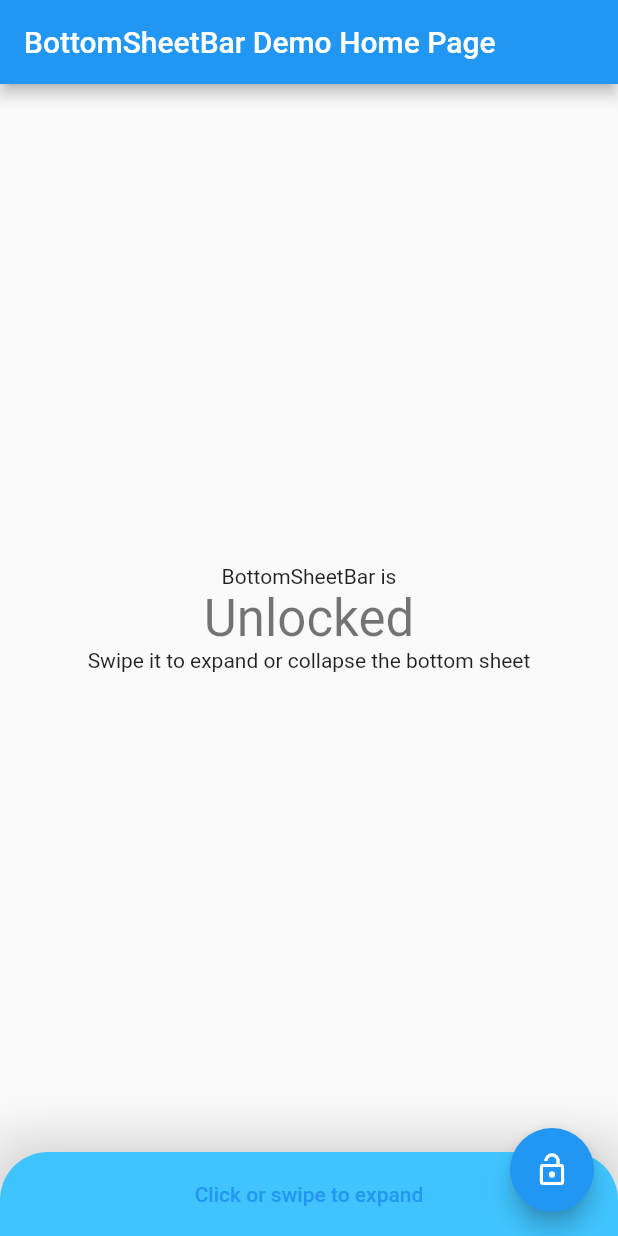
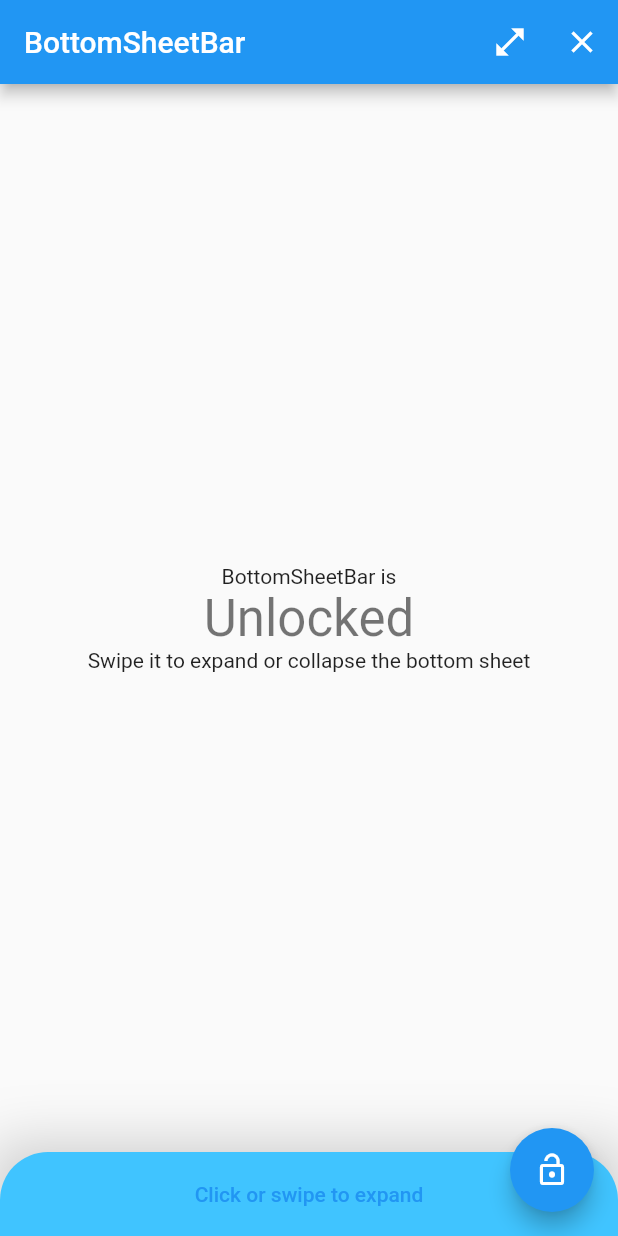
Before and after one commit to mhrst/bottom_sheet_bar, a Flutter app: the screen it shows after launch, on a phone screen of 412 x 824 dp. Run offline on Flutter 3.47's test engine with Material 2 defaults, Android fonts, the phone set to English and light mode, and no system bars; missing offline and left inert: measure_size.

Commit message:
Merge stashed changes

```diff
--- a/example/lib/main.dart
+++ b/example/lib/main.dart
@@ -26,7 +26,7 @@ class ExampleApp extends StatelessWidget {
         primarySwatch: Colors.blue,
         visualDensity: VisualDensity.adaptivePlatformDensity,
       ),
-      home: const BottomSheetBarPage(title: 'BottomSheetBar Demo Home Page'),
+      home: const BottomSheetBarPage(title: 'BottomSheetBar'),
     );
   }
 }
@@ -40,6 +40,18 @@ class _BottomSheetBarPageState extends State<BottomSheetBarPage> {
   Widget build(BuildContext context) => Scaffold(
         appBar: AppBar(
           title: Text(widget.title),
+          actions: [
+            if (!_bsbController.isExpanded)
+              IconButton(
+                icon: Icon(Icons.open_in_full),
+                onPressed: _bsbController.expand,
+              ),
+            if (!_bsbController.isCollapsed)
+              IconButton(
+                icon: Icon(Icons.close),
+                onPressed: _bsbController.collapse,
+              ),
+          ],
         ),
         body: BottomSheetBar(
           backdropColor: Colors.green,
```
